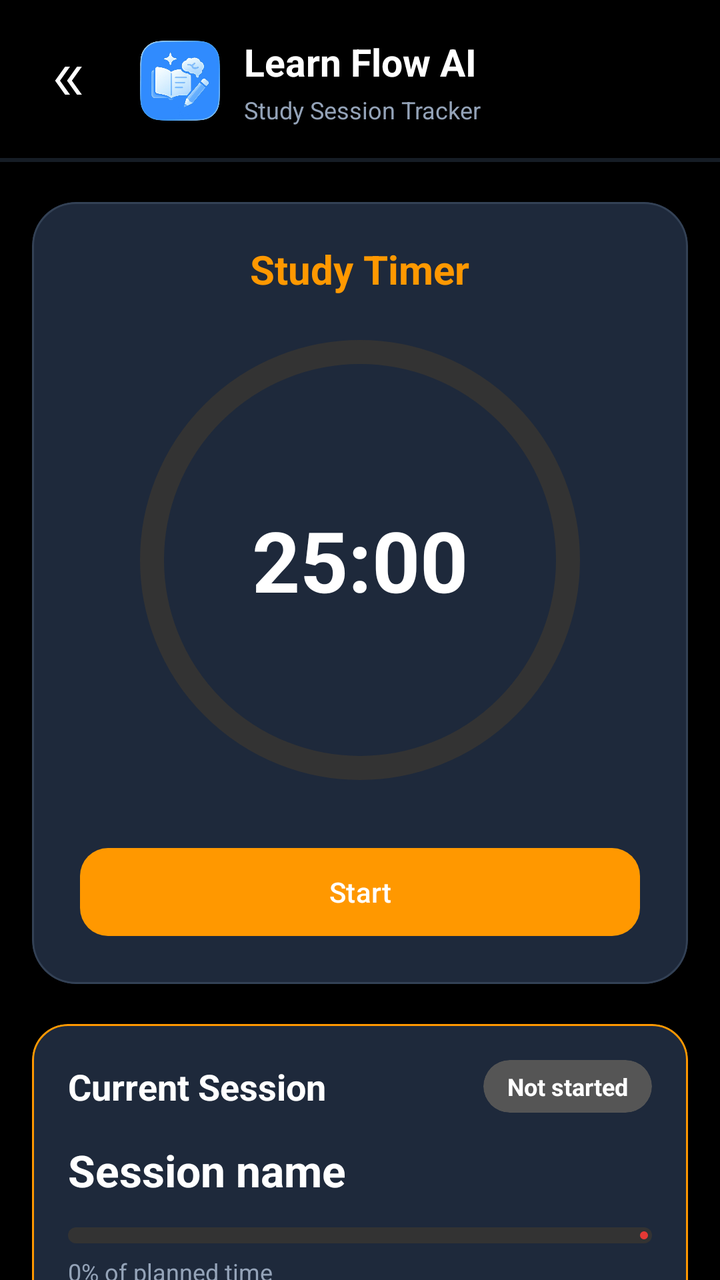
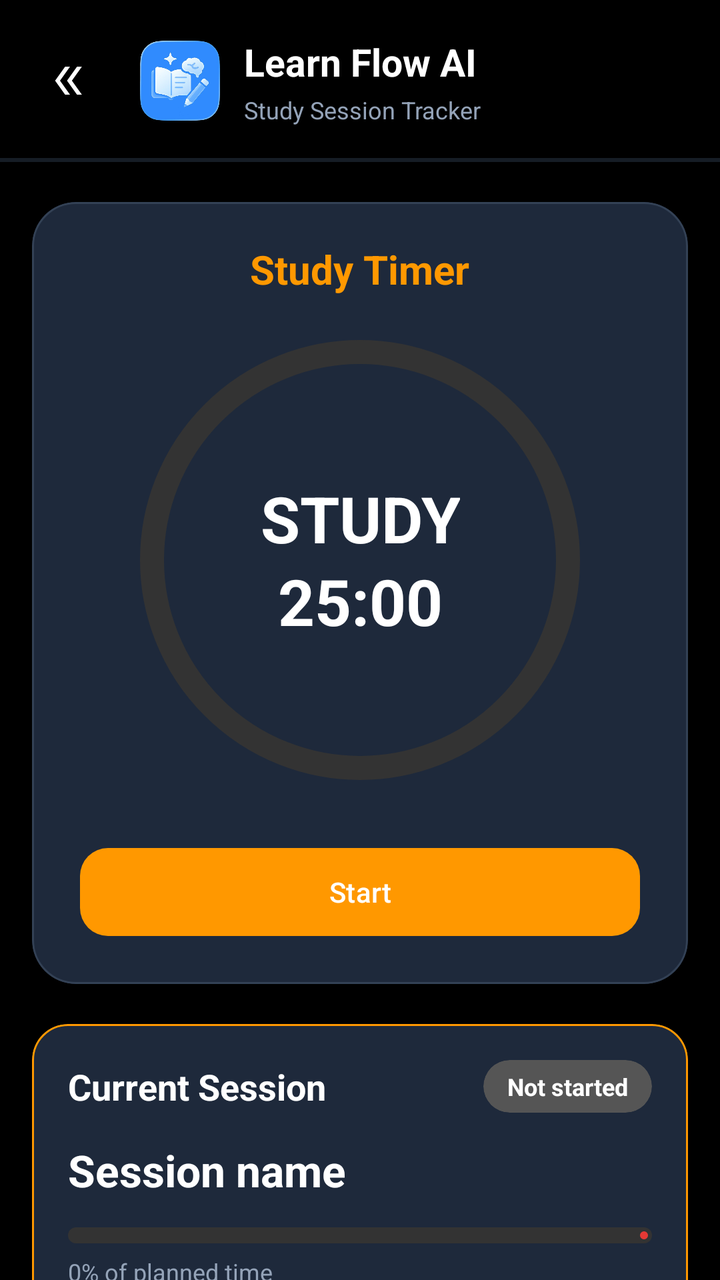

Two renders of the same Android screen: before a commit and after it. Below are the layout's source before the change and the commit's diff.
<!-- AndroidManifest.xml: application theme Theme.LearnFlow -->
<!-- res/layout/activity_session_tracker.xml -->
<?xml version="1.0" encoding="utf-8"?>
<androidx.constraintlayout.widget.ConstraintLayout
    xmlns:android="http://schemas.android.com/apk/res/android"
    xmlns:app="http://schemas.android.com/apk/res-auto"
    android:id="@+id/main"
    android:layout_width="match_parent"
    android:layout_height="match_parent"
    android:background="@color/black">

    
    <LinearLayout
        android:id="@+id/header"
        android:layout_width="0dp"
        android:layout_height="wrap_content"
        android:layout_marginStart="20dp"
        android:layout_marginTop="18dp"
        android:layout_marginEnd="20dp"
        android:gravity="center_vertical"
        android:orientation="horizontal"
        app:layout_constraintTop_toTopOf="parent"
        app:layout_constraintStart_toStartOf="parent"
        app:layout_constraintEnd_toEndOf="parent">

        <ImageButton
            android:id="@+id/btnBack"
            android:layout_width="30dp"
            android:layout_height="30dp"
            android:layout_marginEnd="20dp"
            android:background="?attr/selectableItemBackgroundBorderless"
            android:src="@drawable/sidebar"
            android:rotation="180"
            android:contentDescription="Back"
            app:tint="@color/white"/>

        <ImageView
            android:layout_width="40dp"
            android:layout_height="40dp"
            android:src="@drawable/icon"
            android:contentDescription="Learn Flow logo"/>

        <LinearLayout
            android:layout_width="0dp"
            android:layout_height="wrap_content"
            android:layout_marginStart="12dp"
            android:layout_weight="1"
            android:orientation="vertical">

            <TextView
                android:layout_width="wrap_content"
                android:layout_height="wrap_content"
                android:text="Learn Flow AI"
                android:textColor="@color/white"
                android:textSize="19sp"
                android:textStyle="bold"/>

            <TextView
                android:layout_width="wrap_content"
                android:layout_height="wrap_content"
                android:layout_marginTop="3dp"
                android:text="Study Session Tracker"
                android:textColor="@color/dark_text_secondary"
                android:textSize="12sp"/>
        </LinearLayout>
    </LinearLayout>

    <View
        android:id="@+id/headerDivider"
        android:layout_width="0dp"
        android:layout_height="2dp"
        android:layout_marginTop="16dp"
        android:alpha="0.45"
        android:background="@color/dark_surface_variant"
        app:layout_constraintTop_toBottomOf="@id/header"
        app:layout_constraintStart_toStartOf="parent"
        app:layout_constraintEnd_toEndOf="parent"/>

    
    <ScrollView
        android:layout_width="0dp"
        android:layout_height="0dp"
        android:clipToPadding="false"
        android:overScrollMode="never"
        android:scrollbars="none"
        app:layout_constraintTop_toBottomOf="@id/headerDivider"
        app:layout_constraintBottom_toBottomOf="parent"
        app:layout_constraintStart_toStartOf="parent"
        app:layout_constraintEnd_toEndOf="parent">

        <LinearLayout
            android:layout_width="match_parent"
            android:layout_height="wrap_content"
            android:orientation="vertical"
            android:paddingBottom="28dp">

            
            <com.google.android.material.card.MaterialCardView
                android:id="@+id/timerCard"
                android:layout_width="match_parent"
                android:layout_height="wrap_content"
                android:layout_marginStart="16dp"
                android:layout_marginTop="20dp"
                android:layout_marginEnd="16dp"
                app:cardBackgroundColor="@color/dark_surface"
                app:cardCornerRadius="22dp"
                app:cardElevation="3dp"
                app:strokeColor="@color/dark_surface_variant"
                app:strokeWidth="1dp">

                <LinearLayout
                    android:layout_width="match_parent"
                    android:layout_height="wrap_content"
                    android:gravity="center_horizontal"
                    android:orientation="vertical"
                    android:padding="20dp">

                    <TextView
                        android:id="@+id/txtTimerTitle"
                        android:layout_width="wrap_content"
                        android:layout_height="wrap_content"
                        android:text="Study Timer"
                        android:textColor="@color/orange"
                        android:textSize="20sp"
                        android:textStyle="bold"/>

                    <FrameLayout
                        android:layout_width="240dp"
                        android:layout_height="240dp"
                        android:layout_marginTop="12dp">

                        <com.google.android.material.progressindicator.CircularProgressIndicator
                            android:id="@+id/circularProgress"
                            android:layout_width="match_parent"
                            android:layout_height="match_parent"
                            android:layout_gravity="center"
                            android:indeterminate="false"
                            android:max="100"
                            android:progress="0"
                            app:indicatorSize="220dp"
                            app:trackThickness="12dp"
                            app:indicatorColor="#E53935"
                            app:trackColor="#333333"
                            app:trackCornerRadius="8dp"/>

                        <TextView
                            android:id="@+id/txtTimer"
                            android:layout_width="wrap_content"
                            android:layout_height="wrap_content"
                            android:layout_gravity="center"
                            android:gravity="center"
                            android:text="25:00"
                            android:textColor="@color/white"
                            android:textSize="42sp"
                            android:textStyle="bold"/>
                    </FrameLayout>

                    
                    <LinearLayout
                        android:id="@+id/timerButtons"
                        android:layout_width="match_parent"
                        android:layout_height="wrap_content"
                        android:layout_marginTop="20dp"
                        android:gravity="center"
                        android:orientation="horizontal">

                        <com.google.android.material.button.MaterialButton
                            android:id="@+id/btnStart"
                            android:layout_width="0dp"
                            android:layout_height="52dp"
                            android:layout_marginHorizontal="4dp"
                            android:layout_weight="1"
                            android:text="Start"
                            android:textColor="@color/white"
                            app:backgroundTint="@color/orange"
                            app:cornerRadius="14dp"/>

                        <com.google.android.material.button.MaterialButton
                            android:id="@+id/btnPause"
                            android:layout_width="0dp"
                            android:layout_height="52dp"
                            android:layout_marginHorizontal="4dp"
                            android:layout_weight="1"
                            android:text="Pause"
                            android:textColor="@color/white"
                            android:visibility="gone"
                            app:backgroundTint="@color/orange"
                            app:cornerRadius="14dp"/>

                        <com.google.android.material.button.MaterialButton
                            android:id="@+id/btnResume"
                            android:layout_width="0dp"
                            android:layout_height="52dp"
                            android:layout_marginHorizontal="4dp"
                            android:layout_weight="1"
                            android:text="Resume"
                            android:textColor="@color/white"
                            android:visibility="gone"
                            app:backgroundTint="@color/orange"
                            app:cornerRadius="14dp"/>

                        <com.google.android.material.button.MaterialButton
                            android:id="@+id/btnEnd"
                            android:layout_width="0dp"
                            android:layout_height="52dp"
                            android:layout_marginHorizontal="4dp"
                            android:layout_weight="1"
                            android:text="End"
                            android:textColor="@color/white"
                            android:visibility="gone"
                            app:backgroundTint="#D32F2F"
                            app:cornerRadius="14dp"/>
                    </LinearLayout>
                </LinearLayout>
            </com.google.android.material.card.MaterialCardView>

            <com.google.android.material.card.MaterialCardView
                android:id="@+id/currentSessionCard"
                android:layout_width="match_parent"
                android:layout_height="wrap_content"
                android:layout_marginStart="16dp"
                android:layout_marginTop="20dp"
                android:layout_marginEnd="16dp"
                app:cardBackgroundColor="@color/dark_surface"
                app:cardCornerRadius="18dp"
                app:cardElevation="0dp"
                app:strokeColor="@color/orange"
                app:strokeWidth="1dp">

                <LinearLayout
                    android:layout_width="match_parent"
                    android:layout_height="wrap_content"
                    android:orientation="vertical"
                    android:padding="18dp">

                    <LinearLayout
                        android:layout_width="match_parent"
                        android:layout_height="wrap_content"
                        android:gravity="center_vertical"
                        android:orientation="horizontal">

                        <TextView
                            android:layout_width="0dp"
                            android:layout_height="wrap_content"
                            android:layout_weight="1"
                            android:text="Current Session"
                            android:textColor="@color/white"
                            android:textSize="18sp"
                            android:textStyle="bold"/>

                        <com.google.android.material.card.MaterialCardView
                            android:id="@+id/statusChip"
                            android:layout_width="wrap_content"
                            android:layout_height="wrap_content"
                            app:cardBackgroundColor="#555555"
                            app:cardCornerRadius="14dp"
                            app:cardElevation="0dp"
                            app:strokeWidth="0dp">

                            <TextView
                                android:id="@+id/txtSessionStatus"
                                android:layout_width="wrap_content"
                                android:layout_height="wrap_content"
                                android:paddingStart="12dp"
                                android:paddingTop="5dp"
                                android:paddingEnd="12dp"
                                android:paddingBottom="5dp"
                                android:text="Not started"
                                android:textColor="@color/white"
                                android:textSize="12sp"
                                android:textStyle="bold"/>
                        </com.google.android.material.card.MaterialCardView>
                    </LinearLayout>

                    <TextView
                        android:id="@+id/txtSessionName"
                        android:layout_width="match_parent"
                        android:layout_height="wrap_content"
                        android:layout_marginTop="14dp"
                        android:ellipsize="end"
                        android:maxLines="2"
                        android:text="Session name"
                        android:textColor="@color/white"
                        android:textSize="22sp"
                        android:textStyle="bold"/>

                    <com.google.android.material.progressindicator.LinearProgressIndicator
                        android:id="@+id/sessionProgress"
                        android:layout_width="match_parent"
                        android:layout_height="wrap_content"
                        android:layout_marginTop="14dp"
                        android:indeterminate="false"
                        android:max="100"
                        android:progress="0"
                        app:indicatorColor="#E53935"
                        app:trackColor="#333333"
                        app:trackCornerRadius="4dp"
                        app:trackThickness="8dp"/>

                    <TextView
                        android:id="@+id/txtSessionPercent"
                        android:layout_width="wrap_content"
                        android:layout_height="wrap_content"
                        android:layout_marginTop="6dp"
                        android:text="0% of planned time"
                        android:textColor="@color/dark_text_secondary"
                        android:textSize="12sp"/>

                    <LinearLayout
                        android:layout_width="match_parent"
                        android:layout_height="wrap_content"
                        android:layout_marginTop="18dp"
                        android:orientation="horizontal">

                        <LinearLayout
                            android:layout_width="0dp"
                            android:layout_height="wrap_content"
                            android:layout_weight="1"
                            android:orientation="vertical">

                            <TextView
                                android:id="@+id/txtPlanned"
                                android:layout_width="wrap_content"
                                android:layout_height="wrap_content"
                                android:text="0 min"
                                android:textColor="@color/white"
                                android:textSize="18sp"
                                android:textStyle="bold"/>

                            <TextView
                                android:layout_width="wrap_content"
                                android:layout_height="wrap_content"
                                android:text="Planned"
                                android:textColor="@color/dark_text_secondary"
                                android:textSize="12sp"/>
                        </LinearLayout>

                        <LinearLayout
                            android:layout_width="0dp"
                            android:layout_height="wrap_content"
                            android:layout_weight="1"
                            android:orientation="vertical">

                            <TextView
                                android:id="@+id/txtFocused"
                                android:layout_width="wrap_content"
                                android:layout_height="wrap_content"
                                android:text="0 min"
                                android:textColor="@color/white"
                                android:textSize="18sp"
                                android:textStyle="bold"/>

                            <TextView
                                android:layout_width="wrap_content"
                                android:layout_height="wrap_content"
                                android:text="Focused"
                                android:textColor="@color/dark_text_secondary"
                                android:textSize="12sp"/>
                        </LinearLayout>

                        <LinearLayout
                            android:layout_width="0dp"
                            android:layout_height="wrap_content"
                            android:layout_weight="1"
                            android:orientation="vertical">

                            <TextView
                                android:id="@+id/txtStartedAt"
                                android:layout_width="wrap_content"
                                android:layout_height="wrap_content"
                                android:text="—"
                                android:textColor="@color/white"
                                android:textSize="18sp"
                                android:textStyle="bold"/>

                            <TextView
                                android:layout_width="wrap_content"
                                android:layout_height="wrap_content"
                                android:text="Started at"
                                android:textColor="@color/dark_text_secondary"
                                android:textSize="12sp"/>
                        </LinearLayout>
                    </LinearLayout>
                </LinearLayout>
            </com.google.android.material.card.MaterialCardView>

        </LinearLayout>
    </ScrollView>

</androidx.constraintlayout.widget.ConstraintLayout>
<!-- resources referenced by this layout -->
<resources>
  <color name="black">#000000</color>
  <color name="dark_surface">#1E293B</color>
  <color name="dark_surface_variant">#334155</color>
  <color name="dark_text_secondary">#94A3B8</color>
  <color name="orange">#FF9800</color>
  <color name="white">#ffffff</color>
  <!-- drawable icon: png bitmap (drawable, 192103 bytes) -->
  <!-- drawable sidebar (drawable) -->
  <vector xmlns:android="http://schemas.android.com/apk/res/android" android:autoMirrored="true" android:height="24dp" android:tint="#FFFFFF" android:viewportHeight="960" android:viewportWidth="960" android:width="24dp">
        
      <path android:fillColor="@android:color/white" android:pathData="M242,760L442,480L242,200L340,200L540,480L340,760L242,760ZM480,760L680,480L480,200L578,200L778,480L578,760L480,760Z"/>
      
  </vector>
  <style name="Theme.LearnFlow" parent="Base.Theme.LearnFlow" />
  <style name="Base.Theme.LearnFlow" parent="Theme.Material3.DayNight.NoActionBar">
          
          
      </style>
</resources>

<!-- the commit's change to res/layout/activity_session_tracker.xml (unified diff, before → after) -->
@@ -147,10 +147,11 @@
                             android:layout_height="wrap_content"
                             android:layout_gravity="center"
                             android:gravity="center"
-                            android:text="25:00"
-                            android:textColor="@color/white"
-                            android:textSize="42sp"
-                            android:textStyle="bold"/>
+                            android:text="STUDY&#10;25:00"
+                            android:textColor="@color/white"
+                            android:textSize="32sp"
+                            android:textStyle="bold"
+                            android:lineSpacingExtra="4dp"/>
                     </FrameLayout>
 
                     
